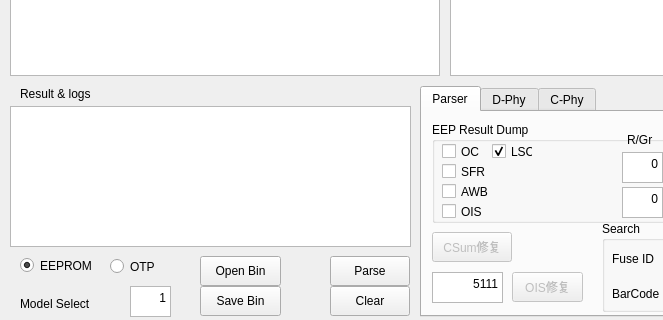
Qt form Widget6.ui (ybb0001/Widget6) before a commit; both pictures show x 0 to 663 and y 444 to 764 of the 889 by 764 pixel window.
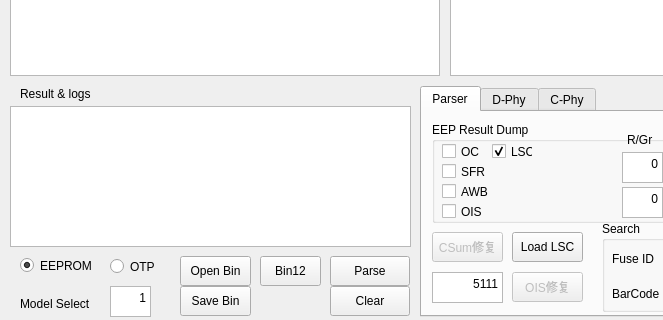
The same form after that commit.

The edit to the form file:
```diff
--- a/Widget6.ui
+++ b/Widget6.ui
@@ -289,7 +289,7 @@
       <rect>
        <x>10</x>
        <y>120</y>
-       <width>80</width>
+       <width>71</width>
        <height>30</height>
       </rect>
      </property>
@@ -584,6 +584,25 @@
       </property>
      </widget>
     </widget>
+    <widget class="QPushButton" name="pushButton_load_lsc">
+     <property name="enabled">
+      <bool>true</bool>
+     </property>
+     <property name="geometry">
+      <rect>
+       <x>90</x>
+       <y>120</y>
+       <width>71</width>
+       <height>30</height>
+      </rect>
+     </property>
+     <property name="text">
+      <string>Load LSC</string>
+     </property>
+     <property name="checkable">
+      <bool>false</bool>
+     </property>
+    </widget>
     <zorder>groupBox</zorder>
     <zorder>groupBox_4</zorder>
     <zorder>pushButton_golden</zorder>
@@ -1808,7 +1827,7 @@
   <widget class="QTextEdit" name="model">
    <property name="geometry">
     <rect>
-     <x>130</x>
+     <x>110</x>
      <y>730</y>
      <width>41</width>
      <height>31</height>
@@ -1847,9 +1866,9 @@
   <widget class="QPushButton" name="pushButton_openBIN">
    <property name="geometry">
     <rect>
-     <x>200</x>
+     <x>180</x>
      <y>700</y>
-     <width>81</width>
+     <width>71</width>
      <height>30</height>
     </rect>
    </property>
@@ -1863,9 +1882,9 @@
   <widget class="QPushButton" name="pushButton_saveBIN">
    <property name="geometry">
     <rect>
-     <x>200</x>
+     <x>180</x>
      <y>730</y>
-     <width>81</width>
+     <width>71</width>
      <height>30</height>
     </rect>
    </property>
@@ -1876,6 +1895,22 @@
     <bool>false</bool>
    </property>
   </widget>
+  <widget class="QPushButton" name="pushButton_saveBIN12">
+   <property name="geometry">
+    <rect>
+     <x>260</x>
+     <y>700</y>
+     <width>61</width>
+     <height>30</height>
+    </rect>
+   </property>
+   <property name="text">
+    <string>Bin12</string>
+   </property>
+   <property name="checkable">
+    <bool>false</bool>
+   </property>
+  </widget>
   <zorder>tabWidget</zorder>
   <zorder>input</zorder>
   <zorder>log</zorder>
```
Left out of the diff: 2 changed lines with no effect on the pictures.
